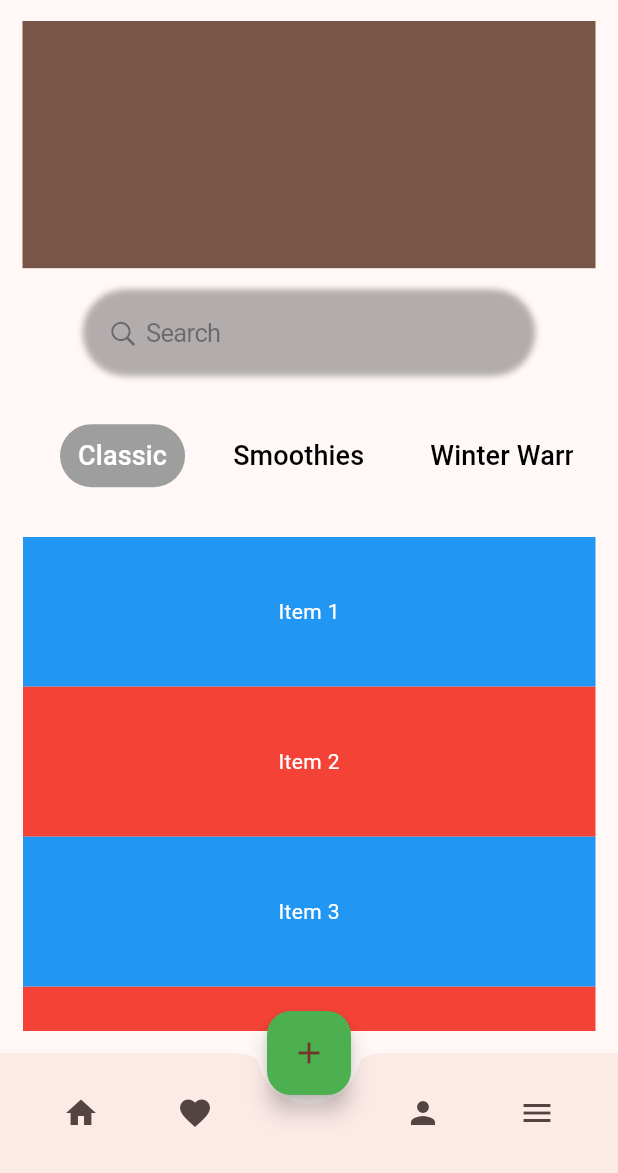
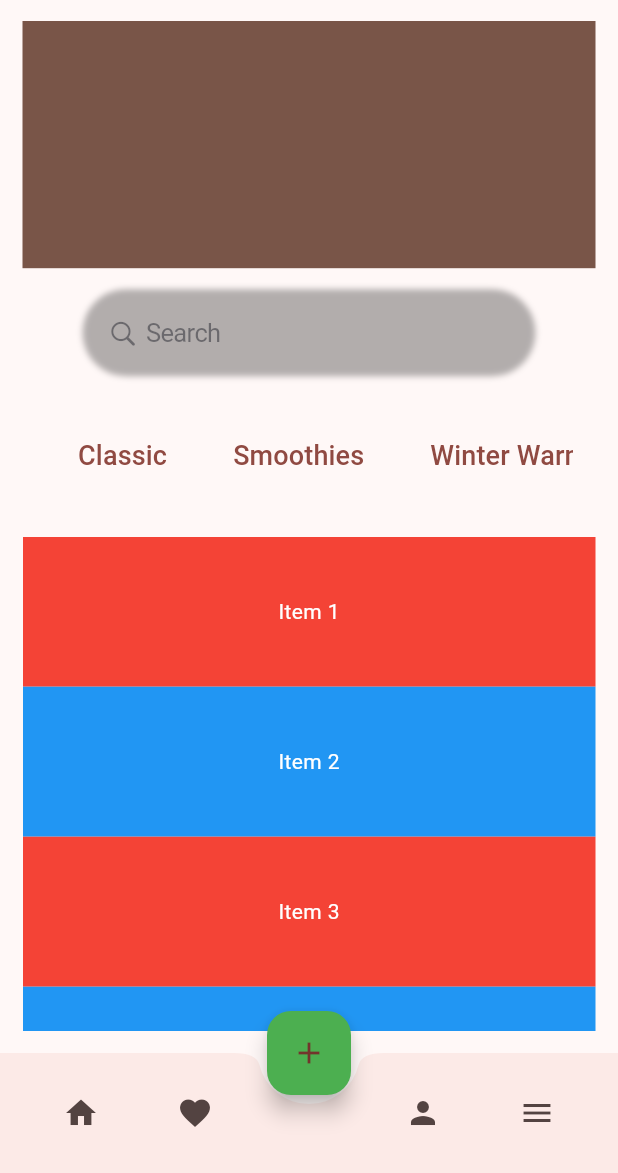
Before and after one commit to Houstonsboy/SBS-coffee-mobile-system, a Flutter app: the screen it shows after launch, on a phone screen of 412 x 824 dp, the part 63-1236 px from its top. Run offline on Flutter 3.47's test engine with Material 3 defaults, Android fonts, the phone set to English and light mode, and no system bars.

Commit message:
changes color on menu scrollable

```diff
--- a/lib/dashboard.dart
+++ b/lib/dashboard.dart
@@ -1,10 +1,17 @@
 import 'package:flutter/material.dart';
 import 'maindashboardwidgets/searchicon.dart';
-import 'maindashboardwidgets/menuitems.dart';
+import 'maindashboardwidgets/menuitems.dart'; // Import MenuItems
+import 'maindashboardwidgets/menuscrollable.dart'; // Import MenuScrollable
 
-import 'maindashboardwidgets/menuscrollable.dart';
+class dashboard extends StatefulWidget {
+  @override
+  _dashboardState createState() => _dashboardState();
+}
 
-class dashboard extends StatelessWidget {
+class _dashboardState extends State<dashboard> {
+  // Variable to store the active index
+  int _activeIndex = 0;
+
   @override
   Widget build(BuildContext context) {
     final screenHeight = MediaQuery.of(context).size.height;
@@ -14,7 +21,6 @@ class dashboard extends StatelessWidget {
       appBar: AppBar(
         title: const Text('Coffee System'),
         centerTitle: true,
-
       ),
       body: Column(
         children: [
@@ -32,15 +38,18 @@ class dashboard extends StatelessWidget {
           ),
           Padding(
             padding: const EdgeInsets.all(15.0),
-            child: MenuItems(),
+            child: MenuItems(
+              onItemTapped: (index) {
+                setState(() {
+                  _activeIndex = index;
+                });
+              },
+            ),
           ),
-          Expanded(  // This ensures the MenuScrollable takes the remaining space
+          Expanded(
             child: Padding(
               padding: const EdgeInsets.all(15.0),
-              child: Container(
-                height: 200, // Or any fixed height you want
-                child: MenuScrollable(),
-              ),
+              child: MenuScrollable(selectedIndex: _activeIndex), // Pass the selectedIndex to MenuScrollable
             ),
           ),
         ],
--- a/lib/maindashboardwidgets/menuitems.dart
+++ b/lib/maindashboardwidgets/menuitems.dart
@@ -1,14 +1,17 @@
 import 'package:flutter/material.dart';
+import 'menuscrollable.dart'; // Import the MenuScrollable widget
 
 class MenuItems extends StatefulWidget {
+  final Function(int) onItemTapped; // Callback to handle menu item selection
+
+  // Constructor that takes onItemTapped as a parameter
+  const MenuItems({required this.onItemTapped, Key? key}) : super(key: key);
+
   @override
   _MenuItemsState createState() => _MenuItemsState();
 }
 
 class _MenuItemsState extends State<MenuItems> {
-  // Variable to track the active tab index
-  int _activeIndex = 0;
-
   @override
   Widget build(BuildContext context) {
     return Padding(
@@ -17,33 +20,25 @@ class _MenuItemsState extends State<MenuItems> {
         scrollDirection: Axis.horizontal, // Make it horizontal scrollable
         child: Row(
           children: [
-            MenuItem('Classic', 0, _activeIndex, _onItemTapped),
-            MenuItem('Smoothies', 1, _activeIndex, _onItemTapped),
-            MenuItem('Winter Warmers', 2, _activeIndex, _onItemTapped),
-            MenuItem('Summer Coolers', 3, _activeIndex, _onItemTapped),
-            MenuItem('Signatures', 4, _activeIndex, _onItemTapped),
+            MenuItem('Classic', 0, widget.onItemTapped),
+            MenuItem('Smoothies', 1, widget.onItemTapped),
+            MenuItem('Winter Warmers', 2, widget.onItemTapped),
+            MenuItem('Summer Coolers', 3, widget.onItemTapped),
+            MenuItem('Signatures', 4, widget.onItemTapped),
             // Add more items as needed
           ],
         ),
       ),
     );
   }
-
-  // Method to handle tab tap and update active index
-  void _onItemTapped(int index) {
-    setState(() {
-      _activeIndex = index;
-    });
-  }
 }
 
 class MenuItem extends StatelessWidget {
   final String label;
   final int index;
-  final int activeIndex;
   final Function(int) onTap;
 
-  const MenuItem(this.label, this.index, this.activeIndex, this.onTap);
+  const MenuItem(this.label, this.index, this.onTap);
 
   @override
   Widget build(BuildContext context) {
@@ -53,14 +48,10 @@ class MenuItem extends StatelessWidget {
         onPressed: () {
           onTap(index); // Update the active tab index when a menu item is tapped
         },
-        style: TextButton.styleFrom(
-          backgroundColor: activeIndex == index ? Colors.grey : Colors.transparent, // Change background if active
-        ),
         child: Text(
           label,
           style: TextStyle(
             fontSize: 18.0,
-            color: activeIndex == index ? Colors.white : Colors.black, // Change text color if active
           ),
         ),
       ),
--- a/lib/maindashboardwidgets/menuscrollable.dart
+++ b/lib/maindashboardwidgets/menuscrollable.dart
@@ -1,13 +1,41 @@
 import 'package:flutter/material.dart';
 
 class MenuScrollable extends StatelessWidget {
+  final int selectedIndex;
+
+  // Constructor to receive the selected index from the MenuItems widget
+  MenuScrollable({required this.selectedIndex});
+
   @override
   Widget build(BuildContext context) {
     return ListView.builder(
       itemCount: 10,
       itemBuilder: (context, index) {
+        // Determine the color based on the selected index
+        Color itemColor;
+        switch (selectedIndex) {
+          case 0: // Classic
+            itemColor = index % 2 == 0 ? Colors.red : Colors.blue;
+            break;
+          case 1: // Smoothies
+            itemColor = index % 2 == 0 ? Colors.green : Colors.purple;
+            break;
+          case 2: // Winter Warmers
+            itemColor = index % 2 == 0 ? Colors.green : Colors.yellow;
+            break;
+          case 3: // Summer Coolers
+            itemColor = index % 2 == 0 ? Colors.orange : Colors.lightBlue;
+            break;
+          case 4: // Signatures
+            itemColor = index % 2 == 0 ? Colors.pink : Colors.teal;
+            break;
+          default:
+            itemColor = Colors.grey; // Default color for unsupported cases
+            break;
+        }
+
         return Container(
-          color: index % 2 == 0 ? Colors.blue : Colors.red,
+          color: itemColor,
           height: 100.0,
           child: Center(
             child: Text(
```
